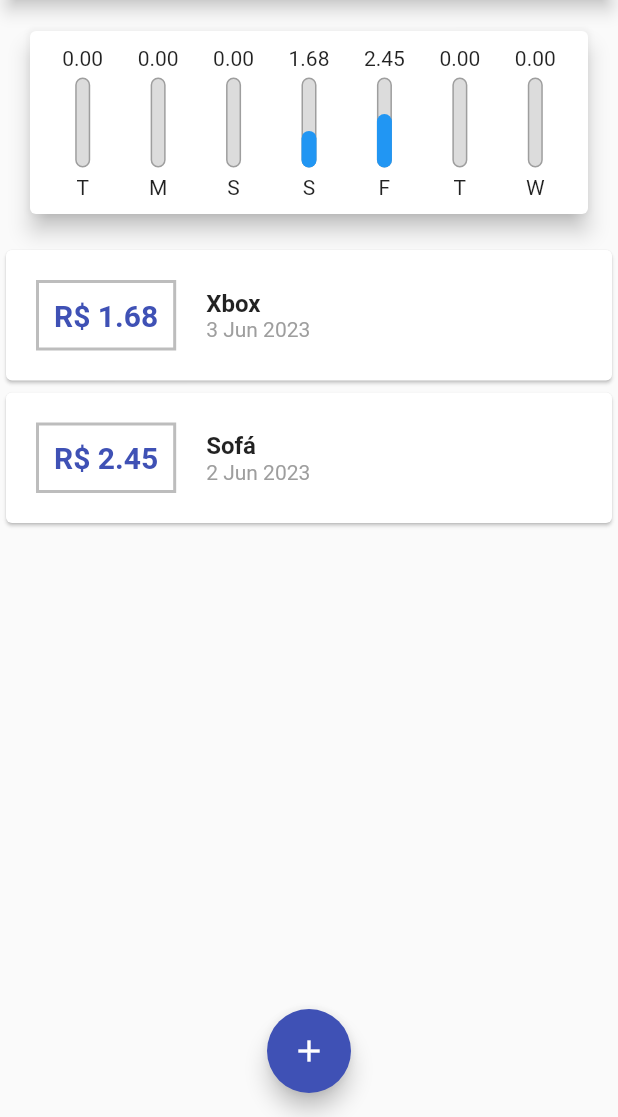
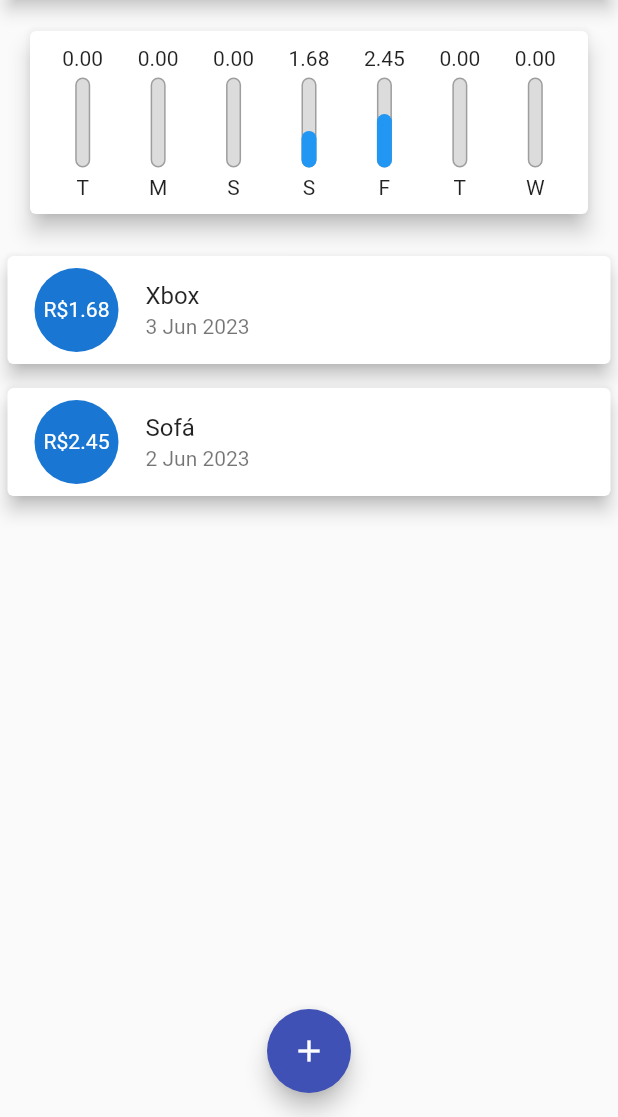
Before and after one commit to GuilhermeAmaroDev/projeto_despesas, a Flutter app: the screen it shows after launch, on a phone screen of 412 x 824 dp, the part 119-1236 px from its top. Run offline on Flutter 3.47's test engine with Material 2 defaults, Android fonts, the phone set to English and light mode, and no system bars.

Commit message:
Refatoração no design do Card

```diff
--- a/lib/components/transaction_list.dart
+++ b/lib/components/transaction_list.dart
@@ -32,44 +32,29 @@ class TransactionList extends StatelessWidget {
         itemBuilder: (ctx, index){
           final tr = transactions[index];
           return Card(
-            child: Row(
-              children: [
-                Container(
-                  margin: const EdgeInsets.all(20),
-                  decoration: BoxDecoration(
-                      border: Border.all(
-                        color: Colors.black26,
-                        width: 2,
-                      )),
-                  padding: EdgeInsets.all(10),
-                  child: Text(
-                    'R\$ ${tr.value}',
-                    style: const TextStyle(
-                      fontWeight: FontWeight.bold,
-                      fontSize: 20,
-                      color: Colors.indigo,
-                    ),
+            elevation: 5,
+            margin: const EdgeInsets.symmetric(
+              vertical: 8,
+              horizontal: 5,
+            ),
+            child: ListTile(
+              leading: CircleAvatar(
+                radius: 30,
+                child: Padding(
+                  padding: const EdgeInsets.all(8),
+                  child: FittedBox(
+                    child: Text('R\$${tr.value}',
+              ),
                   ),
                 ),
-                Column(
-                  crossAxisAlignment: CrossAxisAlignment.start,
-                  children: [
-                    Text(
-                      tr.title,
-                      style: const TextStyle(
-                        fontSize: 16,
-                        fontWeight: FontWeight.bold,
-                      ),
-                    ),
-                    Text(
-                      DateFormat('d MMM y').format(tr.date),
-                      style: const TextStyle(
-                        color: Colors.grey,
-                      ),
-                    ),
-                  ],
-                )
-              ],
+            ),
+              title: Text(
+                tr.title,
+                style: Theme.of(context).textTheme.titleMedium,
+              ),
+              subtitle: Text(
+                DateFormat('d MMM y').format(tr.date),
+              ),
             ),
           );
         },
```
